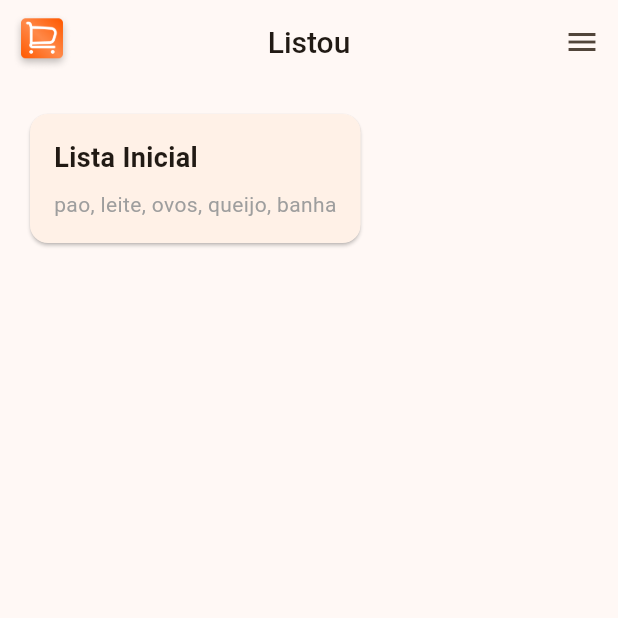
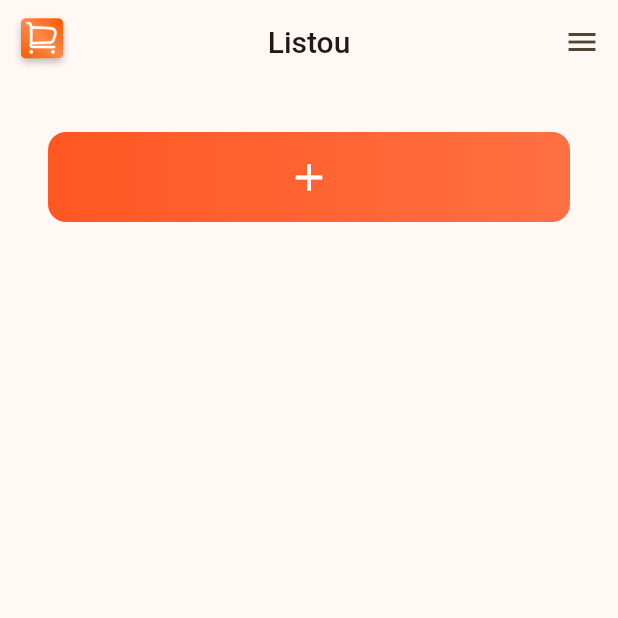
Before and after one commit to ebagabee/Listei-Mobile, a Flutter app: the ShoppingListScreen screen opened directly, on a phone screen of 412 x 824 dp, the top half of it. Run offline on Flutter 3.47's test engine with Material 3 defaults, Android fonts, the phone set to English and light mode, and no system bars.

Commit message:
feat: adiciona novo botao de criar lista

```diff
--- /dev/null
+++ b/lib/components/new_list_card.dart
@@ -0,0 +1,36 @@
+import 'package:flutter/material.dart';
+
+class NewListCard extends StatelessWidget {
+  // Podemos adicionar uma função de callback para onTap
+  final VoidCallback onTap;
+
+  const NewListCard({super.key, required this.onTap});
+
+  @override
+  Widget build(BuildContext context) {
+    return Container(
+      height: 60,
+      width: double.infinity,
+      decoration: BoxDecoration(
+          gradient: LinearGradient(
+            colors: [
+              Color(0xFFFF5722),
+              Color(0xFFFF7043),
+            ],
+            begin: Alignment.centerLeft,
+            end: Alignment.centerRight,
+          ),
+          borderRadius: BorderRadius.circular(12)),
+      child: InkWell(
+        onTap: onTap,
+        child: const Center(
+          child: Icon(
+            Icons.add,
+            color: Colors.white,
+            size: 30,
+          ),
+        ),
+      ),
+    );
+  }
+}
--- a/lib/components/shopping_list_card.dart
+++ /dev/null
@@ -1,47 +0,0 @@
-import 'package:flutter/material.dart';
-
-// Lista padrão inicial
-const defaultItems = ['pao', 'leite', 'ovos', 'queijo', 'banha'];
-
-class ShoppingListCard extends StatelessWidget {
-  final String title;
-  final List<String> items;
-
-  // Construtor com valores padrão
-  const ShoppingListCard({
-    Key? key,
-    this.title = 'Lista Inicial',
-    this.items = defaultItems,
-  }) : super(key: key);
-
-  // Funcao para auxiliar para pegar os 5 primeiros itens
-  String _getFirstFiveItems() {
-    return items.take(5).join(', ');
-  }
-
-  @override
-  Widget build(BuildContext context) {
-    return Card(
-        child: Padding(
-      padding: const EdgeInsets.all(16.0),
-      child: Column(
-        crossAxisAlignment: CrossAxisAlignment.start,
-        children: [
-          Text(
-            title,
-            style: const TextStyle(fontSize: 18, fontWeight: FontWeight.bold),
-          ),
-          const SizedBox(
-            height: 8,
-          ), // Espaçamento
-          Text(
-            _getFirstFiveItems(),
-            style: const TextStyle(
-              color: Colors.grey,
-            ),
-          )
-        ],
-      ),
-    ));
-  }
-}
--- a/lib/screens/shopping_list_screen.dart
+++ b/lib/screens/shopping_list_screen.dart
@@ -1,5 +1,5 @@
 import 'package:flutter/material.dart';
-import '../components/shopping_list_card.dart';
+import 'package:listei_mobile/components/new_list_card.dart';
 
 class ShoppingListScreen extends StatelessWidget {
   const ShoppingListScreen({super.key});
@@ -8,7 +8,6 @@ class ShoppingListScreen extends StatelessWidget {
   Widget build(BuildContext context) {
     return Scaffold(
       // Scaffold é o widget base que fornece a estrutura visual básica do Material Design
-
       appBar: AppBar(
         // AppBar é a barra superior do aplicativo
         leading: Padding(
@@ -32,9 +31,15 @@ class ShoppingListScreen extends StatelessWidget {
         ],
       ),
       body: Padding(
-        padding: const EdgeInsets.all(16.0),
+        padding: const EdgeInsets.all(32.0),
         child: Column(
-          children: const [ShoppingListCard()],
+          children: [
+            NewListCard(
+              onTap: () {
+                print('Criar nova lista');
+              },
+            )
+          ],
         ),
       ),
     );
```
